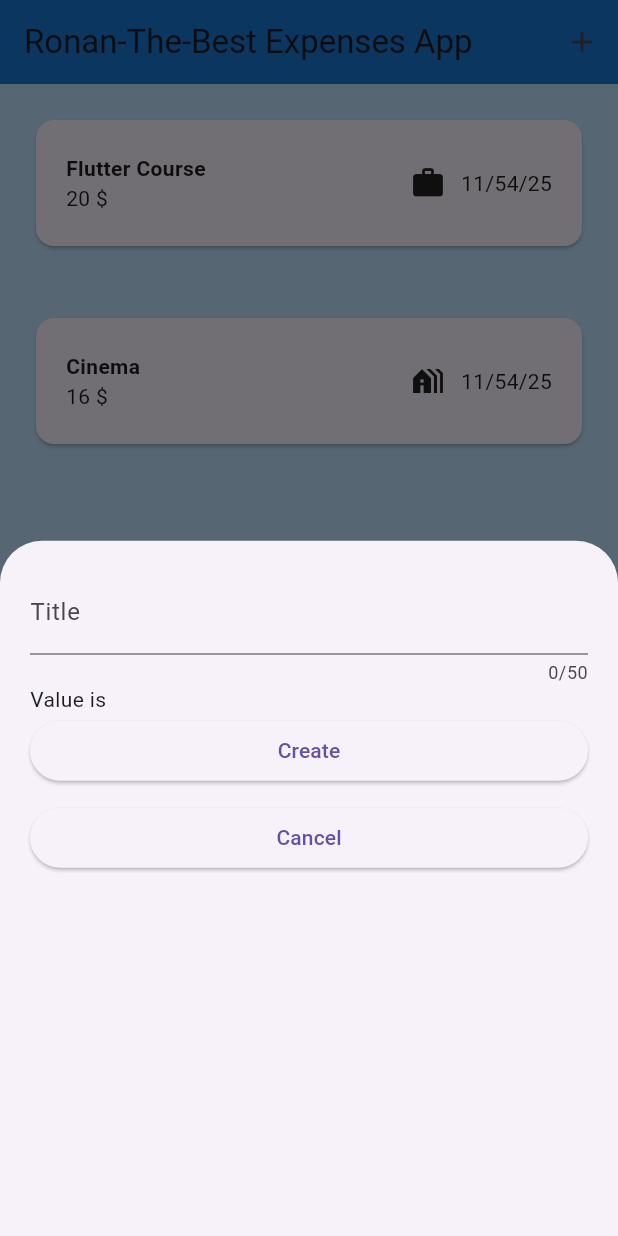
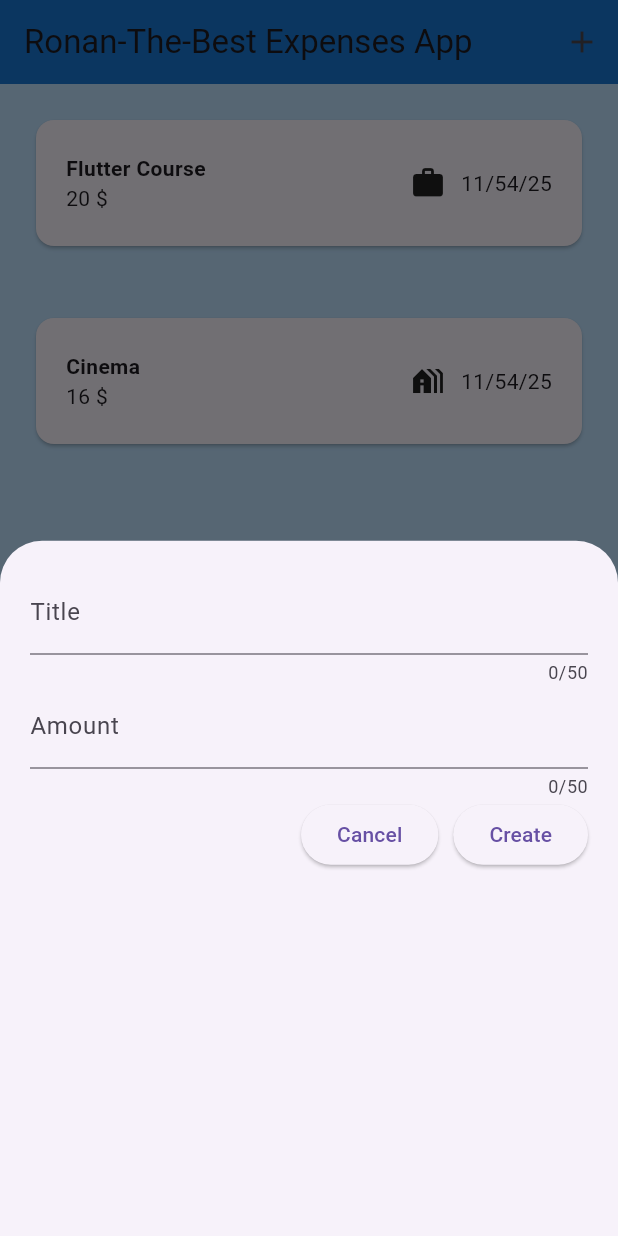
Before and after one commit to Choun-Rathanak/W10---PRACTICE---BuildContext-Inputs, a Flutter app: the screen it shows after launch, after a tap on the "add" icon, on a phone screen of 412 x 824 dp. Run offline on Flutter 3.47's test engine with Material 3 defaults, Android fonts, the phone set to English and light mode, and no system bars.

Commit message:
just complete 1 & 2

```diff
--- a/lib/ui/app.dart
+++ b/lib/ui/app.dart
@@ -1,20 +1,52 @@
 import 'package:flutter/material.dart';
-
+import '../../models/expense.dart';
 import 'expenses/expense_form.dart';
 import 'expenses/expenses.dart';
 
-class App extends StatelessWidget {
+class App extends StatefulWidget {
   const App({super.key});
 
-  void onAddClicked(BuildContext context) {
+  @override
+  State<App> createState() => _AppState();
+}
 
-    showModalBottomSheet(
+class _AppState extends State<App> {
+  final List<Expense> _expenses = [
+    Expense(
+      title: 'Flutter Course',
+      amount: 19.99,
+      date: DateTime.now(),
+      category: Category.work,
+    ),
+    Expense(
+      title: 'Cinema',
+      amount: 15.69,
+      date: DateTime.now(),
+      category: Category.leisure,
+    ),
+  ];
+
+  void onAddClicked(BuildContext context) async {
+    final newExpense = await showModalBottomSheet<Expense>(
       isScrollControlled: false,
       context: context,
       builder: (c) => Center(
-        child: ExpenseForm(  ),
+        child: ExpenseForm(),
       ),
     );
+
+    if (newExpense != null) {
+      setState(() {
+        _expenses.add(newExpense);
+      });
+    }
+  }
+
+
+  void onExpenseRemoved(int index) {
+    setState(() {
+      _expenses.removeAt(index);
+    });
   }
 
   @override
@@ -24,14 +56,17 @@ class App extends StatelessWidget {
       appBar: AppBar(
         actions: [
           IconButton(
-            onPressed: () => {onAddClicked(context)},
+            onPressed: () => onAddClicked(context),
             icon: Icon(Icons.add),
           ),
         ],
         backgroundColor: Colors.blue[700],
         title: const Text('Ronan-The-Best Expenses App'),
       ),
-      body: ExpensesView(),
+      body: ExpensesView(
+        expenses: _expenses,
+        onExpenseRemoved: onExpenseRemoved,
+      ),
     );
   }
 }
--- a/lib/ui/expenses/expense_form.dart
+++ b/lib/ui/expenses/expense_form.dart
@@ -9,31 +9,33 @@ class ExpenseForm extends StatefulWidget {
 }
 
 class _ExpenseFormState extends State<ExpenseForm> {
-
   TextEditingController titleController = TextEditingController();
+  TextEditingController amountController = TextEditingController();
 
   @override
   void dispose() {
     titleController.dispose();
+    amountController.dispose();
     super.dispose();
-
   }
 
   void onCreate() {
-
-    //  1 Build an expense
-    String  title = titleController.text;
-    double amount = 0;             // for now..
-    Category category =Category.food;   // for now..
+    String title = titleController.text;
+    double amount = double.tryParse(amountController.text) ?? 0;
+    Category category = Category.food;
     DateTime date = DateTime.now();
 
-    Expense newExpense = Expense(title: title, amount: amount, date: date, category: category);
-    Navigator.pop(context);
+    Expense newExpense = Expense(
+      title: title,
+      amount: amount,
+      date: date,
+      category: category,
+    );
+
+    Navigator.pop(context, newExpense);
   }
 
   void onCancel() {
-
-    // Close the modal
     Navigator.pop(context);
   }
 
@@ -46,30 +48,30 @@ class _ExpenseFormState extends State<ExpenseForm> {
         children: [
           TextField(
             controller: titleController,
-            onChanged: (value) {
-              setState(() {});
-            },
             decoration: InputDecoration(label: Text("Title")),
             maxLength: 50,
           ),
-           Text("Value is ${titleController.text}"),
-          ElevatedButton(onPressed: () => showDialog<String>(
-        context: context,
-        builder: (BuildContext context) => AlertDialog(
-          title: const Text('Alert  Dialog Title'),
-          content: const Text('AlertDialog description'),
-          actions: <Widget>[
-            TextButton(
-              onPressed: () => Navigator.pop(context, 'Cancel'),
-              child: const Text('Cancel'),
+          TextField(
+            controller: amountController,
+            decoration: InputDecoration(label: Text("Amount")),
+            maxLength: 50,
+            keyboardType: TextInputType.number,
           ),
-            TextButton(onPressed: () => Navigator.pop(context, 'OK'), child: const Text('OK')),
+
+          Row(
+            mainAxisAlignment: MainAxisAlignment.end,
+            children: [
+              ElevatedButton(
+                onPressed: onCancel,
+                child: Text("Cancel"),
+              ),
+              const SizedBox(width: 10),
+              ElevatedButton(
+                onPressed: onCreate,
+                child: Text("Create"),
+              ),
             ],
           ),
-      ),
-          child: Text("Create")),
-          const SizedBox(height: 10),
-          ElevatedButton(onPressed: onCreate, child: Text("Cancel")),
         ],
       ),
     );
--- a/lib/ui/expenses/expenses.dart
+++ b/lib/ui/expenses/expenses.dart
@@ -1,38 +1,27 @@
 import 'package:flutter/material.dart';
-import'../../models/expense.dart';
+import '../../models/expense.dart';
 
-class ExpensesView extends StatefulWidget {
-  const ExpensesView({super.key});
+class ExpensesView extends StatelessWidget {
+  const ExpensesView({
+    super.key,
+    required this.expenses,
+    required this.onExpenseRemoved,
+  });
 
-  @override
-  State<ExpensesView> createState() {
-    return _ExpensesViewState();
-  }
-}
-
-class _ExpensesViewState extends State<ExpensesView> {
-  final List<Expense> _expenses = [
-    Expense(
-      title: 'Flutter Course',
-      amount: 19.99,
-      date: DateTime.now(),
-      category: Category.work,
-    ),
-    Expense(
-      title: 'Cinema',
-      amount: 15.69,
-      date: DateTime.now(),
-      category: Category.leisure,
-    ),
-  ];
-
-
+  final List<Expense> expenses;
+  final Function(int) onExpenseRemoved;
 
   @override
   Widget build(BuildContext context) {
     return ListView.builder(
-      itemCount: _expenses.length,
-      itemBuilder: (context, index) => ExpenseItem(expense: _expenses[index]),
+      itemCount: expenses.length,
+      itemBuilder: (context, index) => Dismissible(
+        key: Key(expenses[index].id),
+        onDismissed: (direction) {
+          onExpenseRemoved(index);
+        },
+        child: ExpenseItem(expense: expenses[index]),
+      ),
     );
   }
 }
@@ -79,10 +68,13 @@ class ExpenseItem extends StatelessWidget {
                 ],
               ),
               Spacer(),
-              Row(children: [Padding(
-                padding: const EdgeInsets.all(10.0),
-                child: Icon(expenseIcon),
-              ), Text(expenseDate)]),
+              Row(children: [
+                Padding(
+                  padding: const EdgeInsets.all(10.0),
+                  child: Icon(expenseIcon),
+                ),
+                Text(expenseDate)
+              ]),
             ],
           ),
         ),
```
Lines whose indentation alone changed are shown as unchanged.
